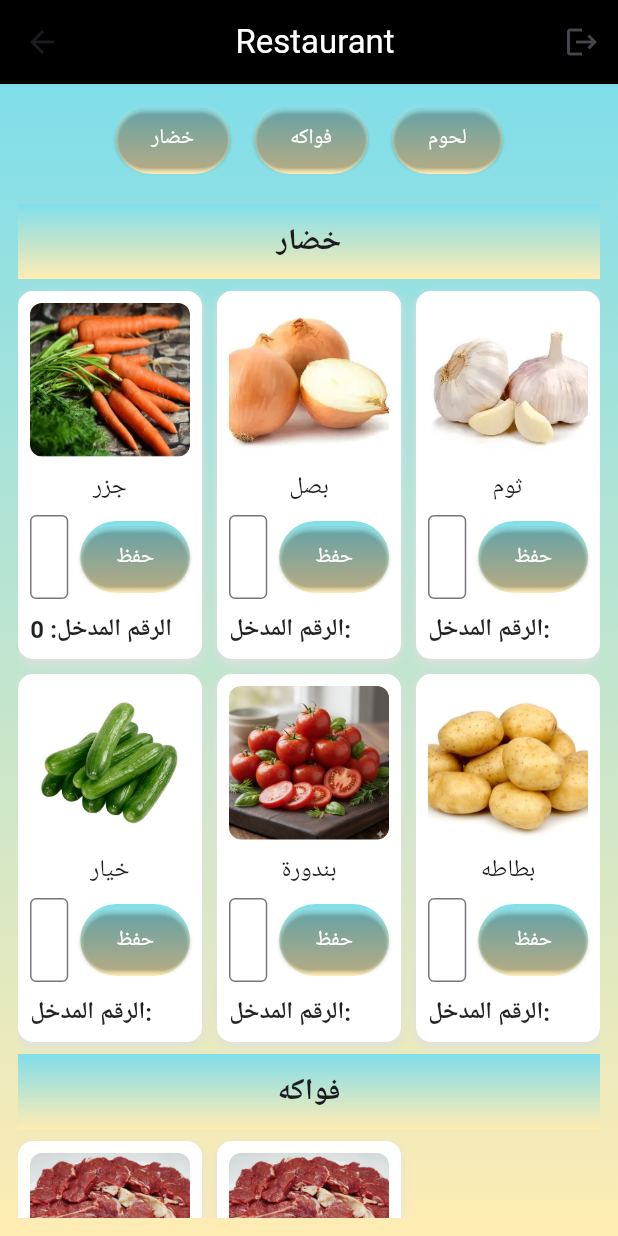
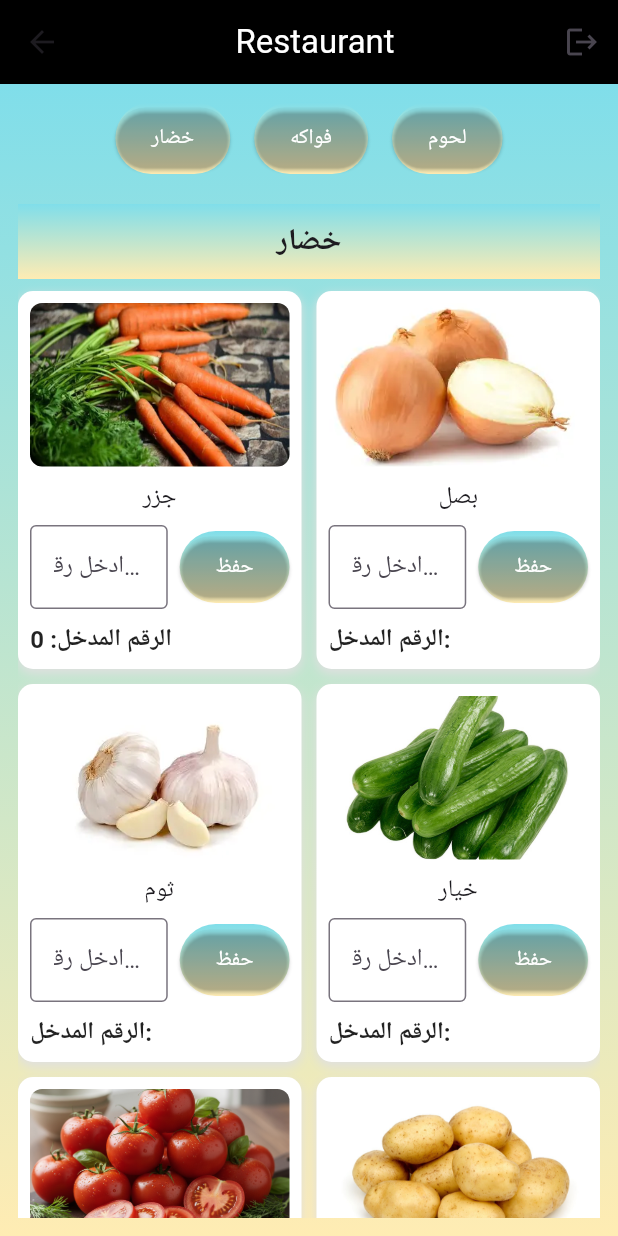
Before and after one commit to Mohammadsofy/logistihub, a Flutter app: the Restaurant screen opened by its route, after a tap on "حفظ", on a phone screen of 412 x 824 dp. Run offline on Flutter 3.47's test engine with Material 3 defaults, Android fonts, the phone set to English and light mode, and no system bars; our stand-ins replace cloud_firestore, firebase_auth, firebase_core; accounts and stored records are empty.

Commit message:
icons and design and scroll

```diff
--- a/lib/pages/R/Restaurant.dart
+++ b/lib/pages/R/Restaurant.dart
@@ -243,10 +243,10 @@
                               physics: const NeverScrollableScrollPhysics(),
                               itemCount: sectionProducts.length,
                               gridDelegate: const SliverGridDelegateWithFixedCrossAxisCount(
-                                crossAxisCount: 3,
+                                crossAxisCount: 2,
                                 crossAxisSpacing: 10,
                                 mainAxisSpacing: 10,
-                                childAspectRatio: 2 / 4,
+                                childAspectRatio: 3/ 4,
                               ),
                               itemBuilder: (context, idx) {
                                 final index = sectionProducts[idx].key;
--- a/lib/pages/R/Restaurantone.dart
+++ b/lib/pages/R/Restaurantone.dart
@@ -243,10 +243,10 @@
                               physics: const NeverScrollableScrollPhysics(),
                               itemCount: sectionProducts.length,
                               gridDelegate: const SliverGridDelegateWithFixedCrossAxisCount(
-                                crossAxisCount: 3,
+                                crossAxisCount: 2,
                                 crossAxisSpacing: 10,
                                 mainAxisSpacing: 10,
-                                childAspectRatio: 2 / 4,
+                                childAspectRatio: 3 / 4,
                               ),
                               itemBuilder: (context, idx) {
                                 final index = sectionProducts[idx].key;
```
Also changed, not shown: lib/pages/R/Restaurantthree.dart (+9 -9 lines), lib/pages/R/Restauranttwo.dart (+9 -9 lines), docs/favicon.png (deleted), docs/logistihub.png (added), 7 other files.
